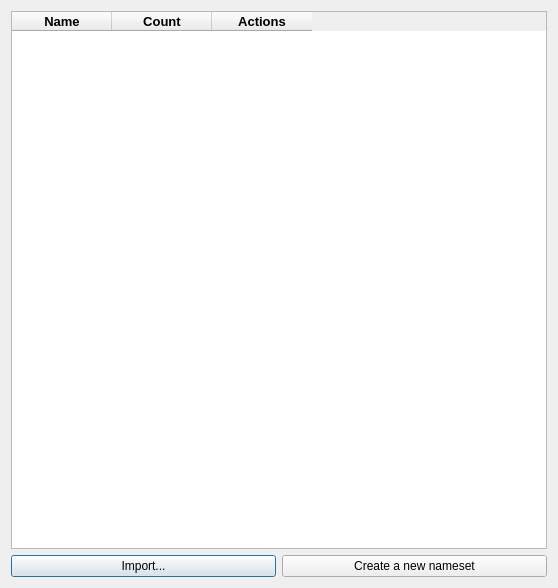
Old version of the form components/namesetsmanager.ui in the repository masceron/Hanvi.
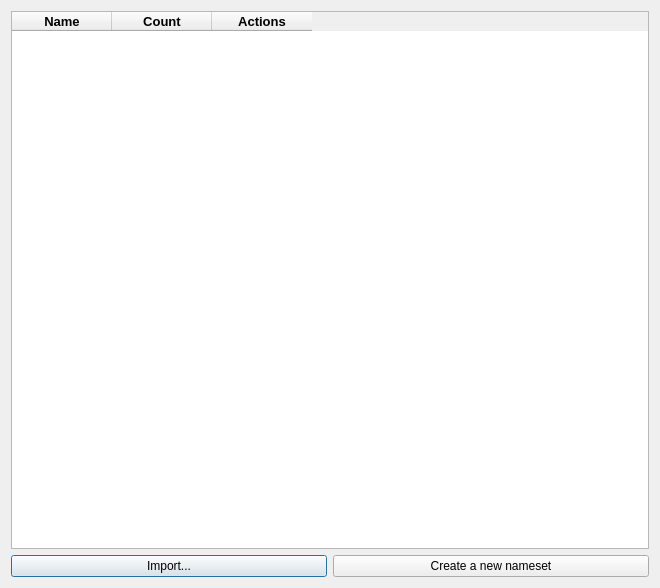
New version of the form.

```diff
--- a/components/namesetsmanager.ui
+++ b/components/namesetsmanager.ui
@@ -6,7 +6,7 @@
    <rect>
     <x>0</x>
     <y>0</y>
-    <width>558</width>
+    <width>660</width>
     <height>588</height>
    </rect>
   </property>
```
